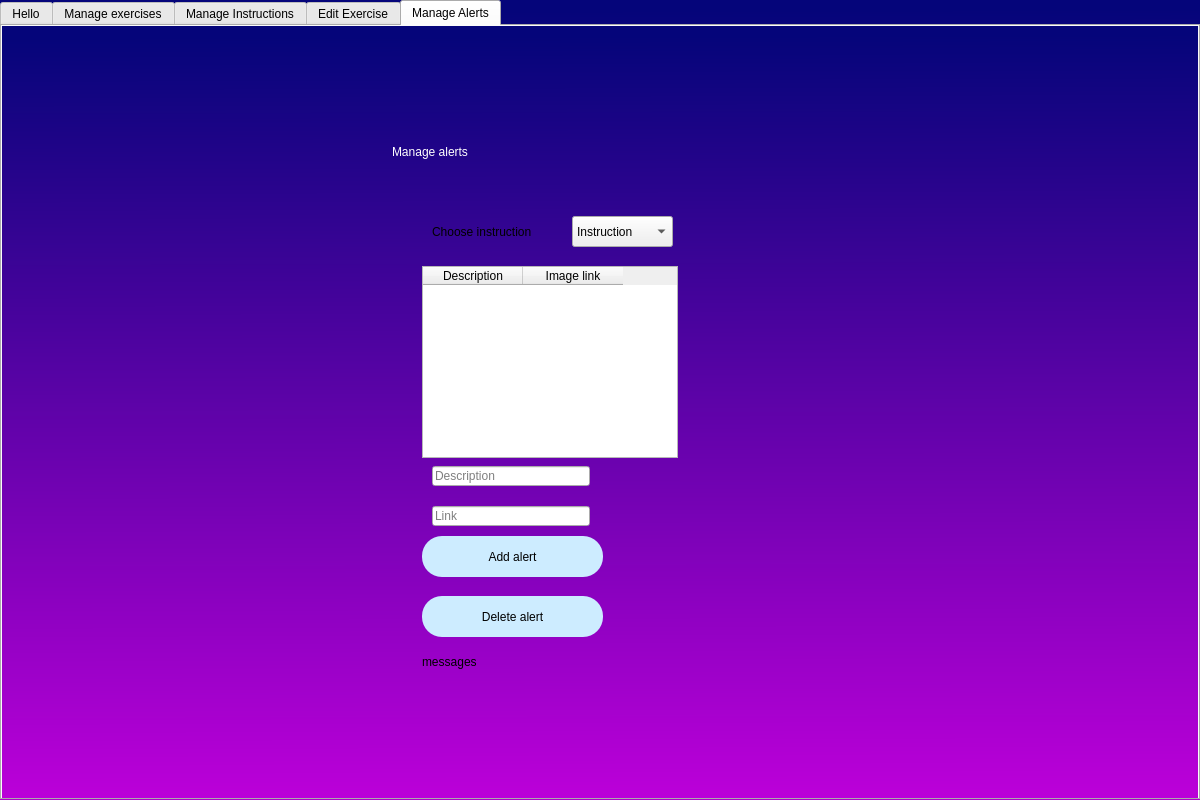
Old version of the form ui/appAdmin.ui in the repository AlonIvshin/AutomaticGymTrainer.
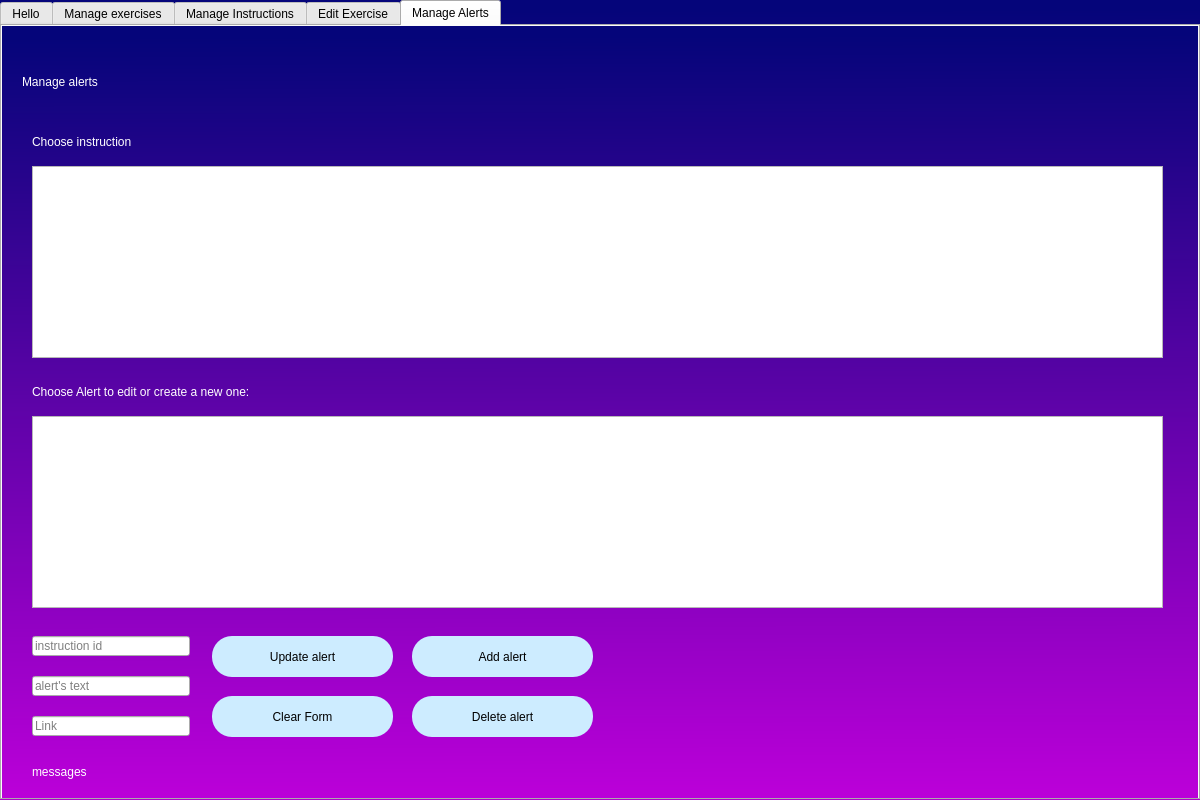
New version of the form. The open tabs and pages were chosen to show the change.

Commit message: Login for Admin & Mange alerts

```diff
--- a/ui/appAdmin.ui
+++ b/ui/appAdmin.ui
@@ -899,34 +899,11 @@
        <attribute name="title">
         <string>Manage Alerts</string>
        </attribute>
-       <widget class="QTableWidget" name="tableWidget">
-        <property name="geometry">
-         <rect>
-          <x>420</x>
-          <y>240</y>
-          <width>256</width>
-          <height>192</height>
-         </rect>
-        </property>
-        <property name="selectionBehavior">
-         <enum>QAbstractItemView::SelectRows</enum>
-        </property>
-        <column>
-         <property name="text">
-          <string>Description</string>
-         </property>
-        </column>
-        <column>
-         <property name="text">
-          <string>Image link</string>
-         </property>
-        </column>
-       </widget>
        <widget class="QLabel" name="label">
         <property name="geometry">
          <rect>
-          <x>390</x>
-          <y>90</y>
+          <x>20</x>
+          <y>20</y>
           <width>391</width>
           <height>71</height>
          </rect>
@@ -938,30 +915,18 @@
          <string>Manage alerts</string>
         </property>
        </widget>
-       <widget class="QComboBox" name="comboBox_4">
-        <property name="geometry">
-         <rect>
-          <x>570</x>
-          <y>190</y>
-          <width>101</width>
-          <height>31</height>
-         </rect>
-        </property>
-        <item>
-         <property name="text">
-          <string>Instruction</string>
-         </property>
-        </item>
-       </widget>
        <widget class="QLabel" name="label_4">
         <property name="geometry">
          <rect>
-          <x>430</x>
-          <y>180</y>
-          <width>161</width>
+          <x>30</x>
+          <y>90</y>
+          <width>191</width>
           <height>51</height>
          </rect>
         </property>
+        <property name="styleSheet">
+         <string notr="true">font: 14pt &quot;MS Shell Dlg 2&quot;;color:rgb(255, 255, 255)</string>
+        </property>
         <property name="text">
          <string>Choose instruction</string>
         </property>
@@ -969,8 +934,8 @@
        <widget class="QPushButton" name="bt_delete_7">
         <property name="geometry">
          <rect>
-          <x>420</x>
-          <y>510</y>
+          <x>410</x>
+          <y>610</y>
           <width>181</width>
           <height>41</height>
          </rect>
@@ -987,8 +952,8 @@
        <widget class="QPushButton" name="bt_delete_9">
         <property name="geometry">
          <rect>
-          <x>420</x>
-          <y>570</y>
+          <x>410</x>
+          <y>670</y>
           <width>181</width>
           <height>41</height>
          </rect>
@@ -1005,12 +970,15 @@
        <widget class="QLabel" name="label_5">
         <property name="geometry">
          <rect>
-          <x>420</x>
-          <y>620</y>
-          <width>91</width>
+          <x>30</x>
+          <y>730</y>
+          <width>841</width>
           <height>31</height>
          </rect>
         </property>
+        <property name="styleSheet">
+         <string notr="true">font: 10pt &quot;MS Shell Dlg 2&quot;;color:rgb(255, 255, 255)</string>
+        </property>
         <property name="text">
          <string>messages</string>
         </property>
@@ -1018,8 +986,8 @@
        <widget class="QLineEdit" name="lineEdit_6">
         <property name="geometry">
          <rect>
-          <x>430</x>
-          <y>480</y>
+          <x>30</x>
+          <y>690</y>
           <width>158</width>
           <height>20</height>
          </rect>
@@ -1034,8 +1002,8 @@
        <widget class="QLineEdit" name="lineEdit_5">
         <property name="geometry">
          <rect>
-          <x>430</x>
-          <y>440</y>
+          <x>30</x>
+          <y>650</y>
           <width>158</width>
           <height>20</height>
          </rect>
@@ -1044,7 +1012,101 @@
          <string/>
         </property>
         <property name="placeholderText">
-         <string>Description</string>
+         <string>alert's text</string>
+        </property>
+       </widget>
+       <widget class="QLineEdit" name="lineEdit_instructionIdMngAlerts">
+        <property name="geometry">
+         <rect>
+          <x>30</x>
+          <y>610</y>
+          <width>158</width>
+          <height>20</height>
+         </rect>
+        </property>
+        <property name="text">
+         <string/>
+        </property>
+        <property name="placeholderText">
+         <string>instruction id</string>
+        </property>
+       </widget>
+       <widget class="QPushButton" name="bt_updateAlertMngAlerts">
+        <property name="geometry">
+         <rect>
+          <x>210</x>
+          <y>610</y>
+          <width>181</width>
+          <height>41</height>
+         </rect>
+        </property>
+        <property name="styleSheet">
+         <string notr="true">border-radius:20px;
+font: 75 14pt &quot;MS Shell Dlg 2&quot;;
+background-color: rgb(205, 236, 255);</string>
+        </property>
+        <property name="text">
+         <string>Update alert</string>
+        </property>
+       </widget>
+       <widget class="QPushButton" name="bt_clearFormMngAlerts">
+        <property name="geometry">
+         <rect>
+          <x>210</x>
+          <y>670</y>
+          <width>181</width>
+          <height>41</height>
+         </rect>
+        </property>
+        <property name="styleSheet">
+         <string notr="true">border-radius:20px;
+font: 75 14pt &quot;MS Shell Dlg 2&quot;;
+background-color: rgb(205, 236, 255);</string>
+        </property>
+        <property name="text">
+         <string>Clear Form</string>
+        </property>
+       </widget>
+       <widget class="QTableView" name="tb_instructionsMngAlerts">
+        <property name="geometry">
+         <rect>
+          <x>30</x>
+          <y>140</y>
+          <width>1131</width>
+          <height>192</height>
+         </rect>
+        </property>
+        <property name="selectionBehavior">
+         <enum>QAbstractItemView::SelectRows</enum>
+        </property>
+       </widget>
+       <widget class="QTableView" name="tb_alertsMngAlerts">
+        <property name="geometry">
+         <rect>
+          <x>30</x>
+          <y>390</y>
+          <width>1131</width>
+          <height>192</height>
+         </rect>
+        </property>
+        <property name="selectionBehavior">
+         <enum>QAbstractItemView::SelectRows</enum>
+        </property>
+       </widget>
+       <widget class="QLabel" name="label_6">
+        <property name="geometry">
+         <rect>
+          <x>30</x>
+          <y>340</y>
+          <width>431</width>
+          <height>51</height>
+         </rect>
+        </property>
+        <property name="styleSheet">
+         <string notr="true">font: 14pt &quot;MS Shell Dlg 2&quot;;color:rgb(255, 255, 255)</string>
+        </property>
+        <property name="text">
+         <string>Choose Alert to edit or create a new one:</string>
         </property>
        </widget>
       </widget>
```
Left out of the diff: 14 changed lines with no effect on the pictures. The commit also changes 28 other files.
